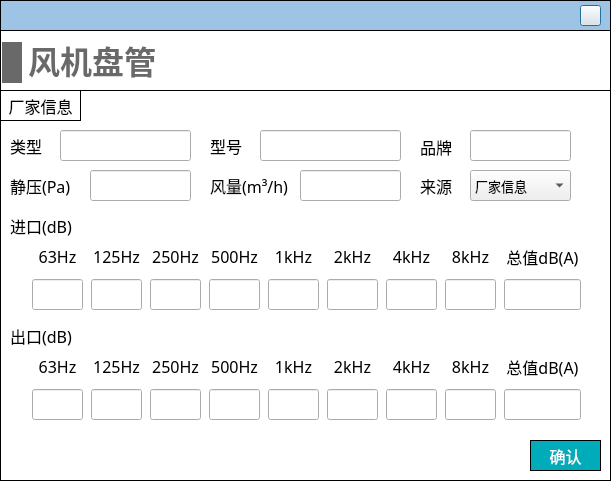
The window that NoiseCalSoft/inputDialog/dialog_fancoil.ui (SheepBowwow/NoiCal) describes before a commit, drawn with Qt 5.
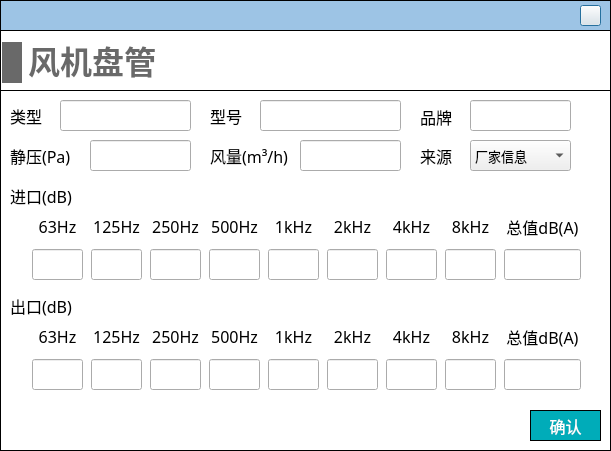
The same window after the commit. Icons and pictures are not drawn.

What changed in the file:
```diff
--- a/NoiseCalSoft/inputDialog/dialog_fancoil.ui
+++ b/NoiseCalSoft/inputDialog/dialog_fancoil.ui
@@ -7,7 +7,7 @@
     <x>0</x>
     <y>0</y>
     <width>611</width>
-    <height>481</height>
+    <height>451</height>
    </rect>
   </property>
   <property name="windowTitle">
@@ -71,7 +71,7 @@
      <x>0</x>
      <y>30</y>
      <width>611</width>
-     <height>451</height>
+     <height>421</height>
     </rect>
    </property>
    <property name="styleSheet">
@@ -86,7 +86,7 @@
       <x>0</x>
       <y>60</y>
       <width>631</width>
-      <height>391</height>
+      <height>361</height>
      </rect>
     </property>
     <property name="styleSheet">
@@ -120,7 +120,7 @@
      <property name="geometry">
       <rect>
        <x>30</x>
-       <y>260</y>
+       <y>230</y>
        <width>561</width>
        <height>72</height>
       </rect>
@@ -651,7 +651,7 @@
      <property name="geometry">
       <rect>
        <x>30</x>
-       <y>150</y>
+       <y>120</y>
        <width>561</width>
        <height>72</height>
       </rect>
@@ -1182,7 +1182,7 @@
      <property name="geometry">
       <rect>
        <x>90</x>
-       <y>80</y>
+       <y>50</y>
        <width>101</width>
        <height>31</height>
       </rect>
@@ -1198,7 +1198,7 @@
      <property name="geometry">
       <rect>
        <x>10</x>
-       <y>120</y>
+       <y>90</y>
        <width>71</width>
        <height>31</height>
       </rect>
@@ -1217,7 +1217,7 @@
      <property name="geometry">
       <rect>
        <x>10</x>
-       <y>230</y>
+       <y>200</y>
        <width>71</width>
        <height>31</height>
       </rect>
@@ -1236,7 +1236,7 @@
      <property name="geometry">
       <rect>
        <x>470</x>
-       <y>40</y>
+       <y>10</y>
        <width>101</width>
        <height>31</height>
       </rect>
@@ -1252,7 +1252,7 @@
      <property name="geometry">
       <rect>
        <x>10</x>
-       <y>80</y>
+       <y>50</y>
        <width>61</width>
        <height>31</height>
       </rect>
@@ -1271,7 +1271,7 @@
      <property name="geometry">
       <rect>
        <x>210</x>
-       <y>40</y>
+       <y>10</y>
        <width>41</width>
        <height>31</height>
       </rect>
@@ -1290,7 +1290,7 @@
      <property name="geometry">
       <rect>
        <x>300</x>
-       <y>80</y>
+       <y>50</y>
        <width>101</width>
        <height>31</height>
       </rect>
@@ -1306,7 +1306,7 @@
      <property name="geometry">
       <rect>
        <x>420</x>
-       <y>41</y>
+       <y>11</y>
        <width>41</width>
        <height>31</height>
       </rect>
@@ -1325,7 +1325,7 @@
      <property name="geometry">
       <rect>
        <x>210</x>
-       <y>80</y>
+       <y>50</y>
        <width>81</width>
        <height>31</height>
       </rect>
@@ -1344,7 +1344,7 @@
      <property name="geometry">
       <rect>
        <x>260</x>
-       <y>40</y>
+       <y>10</y>
        <width>141</width>
        <height>31</height>
       </rect>
@@ -1360,7 +1360,7 @@
      <property name="geometry">
       <rect>
        <x>60</x>
-       <y>40</y>
+       <y>10</y>
        <width>131</width>
        <height>31</height>
       </rect>
@@ -1376,7 +1376,7 @@
      <property name="geometry">
       <rect>
        <x>10</x>
-       <y>40</y>
+       <y>10</y>
        <width>41</width>
        <height>31</height>
       </rect>
@@ -1395,7 +1395,7 @@
      <property name="geometry">
       <rect>
        <x>420</x>
-       <y>80</y>
+       <y>50</y>
        <width>41</width>
        <height>31</height>
       </rect>
@@ -1414,7 +1414,7 @@
      <property name="geometry">
       <rect>
        <x>470</x>
-       <y>80</y>
+       <y>50</y>
        <width>101</width>
        <height>31</height>
       </rect>
@@ -1434,7 +1434,7 @@
      <property name="geometry">
       <rect>
        <x>530</x>
-       <y>350</y>
+       <y>320</y>
        <width>71</width>
        <height>31</height>
       </rect>
@@ -1465,31 +1465,6 @@
       <string>确认</string>
      </property>
     </widget>
-    <widget class="QLabel" name="label_31">
-     <property name="geometry">
-      <rect>
-       <x>0</x>
-       <y>0</y>
-       <width>81</width>
-       <height>31</height>
-      </rect>
-     </property>
-     <property name="font">
-      <font>
-       <family>黑体</family>
-       <pointsize>-1</pointsize>
-      </font>
-     </property>
-     <property name="styleSheet">
-      <string notr="true">border: 1px solid #000000;</string>
-     </property>
-     <property name="text">
-      <string>厂家信息</string>
-     </property>
-     <property name="alignment">
-      <set>Qt::AlignCenter</set>
-     </property>
-    </widget>
    </widget>
    <widget class="QLabel" name="label_15">
     <property name="geometry">
```
